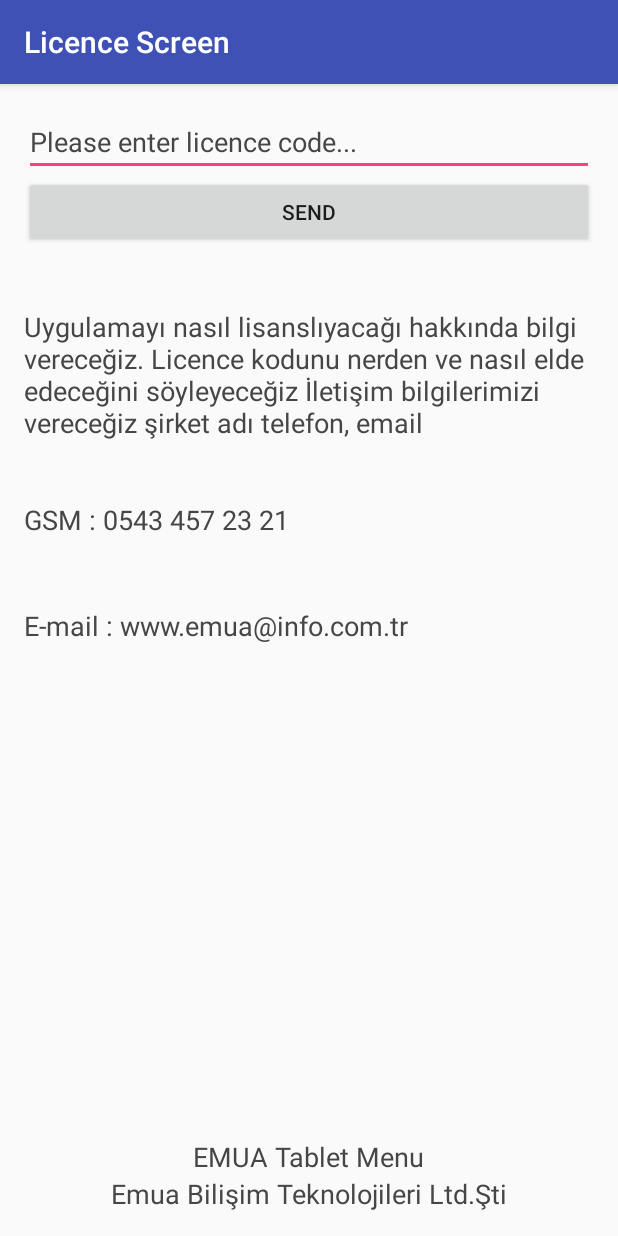
After one commit to erdembingol/EMUA, an Android app: the LicenceScreen screen opened directly, with no data from a screen before it, on a phone screen of 412 x 824 dp. The commit adds this screen. Run offline under Robolectric (Android 15) with nearby library versions, the phone set to English and light mode, and no system bars.

Commit message:
Emua Project
Licence Screen projeye dahil edildi.

```diff
--- /dev/null
+++ b/app/src/main/java/com/evrekaguys/myapplication/LicenceScreen.java
@@ -0,0 +1,145 @@
+package com.evrekaguys.myapplication;
+
+import android.content.Context;
+import android.content.DialogInterface;
+import android.content.Intent;
+import android.net.wifi.WifiInfo;
+import android.net.wifi.WifiManager;
+import android.os.AsyncTask;
+import android.support.v7.app.AlertDialog;
+import android.support.v7.app.AppCompatActivity;
+import android.os.Bundle;
+import android.view.View;
+import android.widget.Button;
+import android.widget.EditText;
+import android.widget.TextView;
+
+import com.evrekaguys.services.MenuServices;
+import com.evrekaguys.services.MenuServicesImpl;
+
+import org.ksoap2.SoapEnvelope;
+import org.ksoap2.serialization.PropertyInfo;
+import org.ksoap2.serialization.SoapObject;
+import org.ksoap2.serialization.SoapPrimitive;
+import org.ksoap2.serialization.SoapSerializationEnvelope;
+import org.ksoap2.transport.HttpTransportSE;
+
+import java.io.FileNotFoundException;
+import java.io.FileOutputStream;
+import java.io.IOException;
+
+public class LicenceScreen extends AppCompatActivity {
+
+    private final String NAMESPACE = "http://tempuri.org/";
+    private final String METHOD_NAME = "SelectLicenceCode";
+    private final String SOAP_ACTION = "http://tempuri.org/SelectLicenceCode";
+    private final String URL = "http://demo.avnibabaoglu.com/EmuaService.asmx";
+
+    private static String licenceCode = "";
+    private static String mac = "";
+    private static boolean isLicenced;
+    private MenuServices menuServices = new MenuServicesImpl();
+
+    Button b;
+    EditText et;
+
+    TextView tw;//////////////////////////////////
+
+    @Override
+    protected void onCreate(Bundle savedInstanceState) {
+        super.onCreate(savedInstanceState);
+        setContentView(R.layout.activity_licence_screen);
+
+        et = (EditText) findViewById(R.id.licence_code);
+        b = (Button) findViewById(R.id.send);
+
+        b.setOnClickListener(new View.OnClickListener() {
+            public void onClick(View v) {
+                if (et.getText().length() != 0 && et.getText().toString() != "") {
+                    licenceCode = et.getText().toString();
+
+                    AsyncCallWS task = new AsyncCallWS();
+                    task.execute();
+                } else {
+                    AlertDialog.Builder dialog = new AlertDialog.Builder(LicenceScreen.this);
+                    dialog.setMessage("Please enter Licence Code...")
+                            .setCancelable(false)
+                            .setPositiveButton("OK", new DialogInterface.OnClickListener() {
+                                @Override
+                                public void onClick(DialogInterface dialog, int which) {
+                                    dialog.cancel();
+                                }
+                            });
+                    AlertDialog alert = dialog.create();
+                    alert.setTitle("Warning !!!");
+                    alert.show();
+                }
+            }
+        });
+    }
+
+    private class AsyncCallWS extends AsyncTask<String, Void, Void> {
+        @Override
+        protected Void doInBackground(String... params) {
+            isLicenced = menuServices.checkLicenceCode(getApplicationContext(),licenceCode);
+            //isLicenced = true;
+            return null;
+        }
+
+        @Override
+        protected void onPostExecute(Void result) {
+            if (isLicenced) {
+                saveLicenceCode(new View(LicenceScreen.this));
+
+                AlertDialog.Builder dialog = new AlertDialog.Builder(LicenceScreen.this);
+                dialog.setMessage("Licence is activated ...")
+                        .setCancelable(false)
+                        .setPositiveButton("OK", new DialogInterface.OnClickListener() {
+                            @Override
+                            public void onClick(DialogInterface dialog, int which) {
+                                Intent intent = new Intent(LicenceScreen.this, MainActivity.class);
+                                tw = (TextView) findViewById(R.id.textView3);
+                                tw.setText(mac + " # " + licenceCode);
+                                startActivity(intent);
+                            }
+                        });
+                AlertDialog alert = dialog.create();
+                alert.setTitle("Info !!!");
+                alert.show();
+            } else {
+                AlertDialog.Builder dialog = new AlertDialog.Builder(LicenceScreen.this);
+                dialog.setMessage("Licence Code is invalid ...")
+                        .setCancelable(false)
+                        .setPositiveButton("OK", new DialogInterface.OnClickListener() {
+                            @Override
+                            public void onClick(DialogInterface dialog, int which) {
+                                dialog.cancel();
+                            }
+                        });
+                AlertDialog alert = dialog.create();
+                alert.setTitle("Warning !!!");
+                alert.show();
+            }
+        }
+
+        @Override
+        protected void onPreExecute() {}
+
+        @Override
+        protected void onProgressUpdate(Void... values) {}
+
+    }
+
+    private void saveLicenceCode(View v) {
+        try {
+            FileOutputStream outputStream = openFileOutput("licence.txt", Context.MODE_PRIVATE);
+            outputStream.write(licenceCode.getBytes());
+            outputStream.close();
+        } catch (FileNotFoundException e) {
+            e.printStackTrace();
+        } catch (IOException e) {
+            e.printStackTrace();
+        }
+    }
+
+}
--- a/app/src/main/java/com/evrekaguys/services/MenuServices.java
+++ b/app/src/main/java/com/evrekaguys/services/MenuServices.java
@@ -18,4 +18,5 @@ public interface MenuServices {
     public List<Product> getProductListFromDB(Context c);
     public Company getCompany(Context c);
     public Company getCompanyFromDB(Context c);
+    public boolean checkLicenceCode(Context c, String licenceCode);
 }
--- a/app/src/main/java/com/evrekaguys/services/WebServiceConstants.java
+++ b/app/src/main/java/com/evrekaguys/services/WebServiceConstants.java
@@ -9,8 +9,10 @@ public class WebServiceConstants {
     public static final String METHOD_NAME_GET_CATEGORY = "SelectCategory";
     public static final String METHOD_NAME_GET_PRODUCT = "SelectProduct";
     public static final String METHOD_NAME_GET_COMPANY = "SelectCompany";
+    public static final String METHOD_NAME_CHECK_LICENCE_CODE = "SelectLicenceCode";
     public static final String SOAP_ACTION_GET_CATEGORY = "http://tempuri.org/SelectCategory";
     public static final String SOAP_ACTION_GET_PRODUCT = "http://tempuri.org/SelectProduct";
     public static final String SOAP_ACTION_GET_COMPANY = "http://tempuri.org/SelectCompany";
+    public static final String SOAP_ACTION_CHECK_LICENCE_CODE = "http://tempuri.org/SelectLicenceCode";
     public static final String SERVICE_LINK = "http://demo.avnibabaoglu.com/";
 }
--- /dev/null
+++ b/app/src/main/res/layout/activity_licence_screen.xml
@@ -0,0 +1,92 @@
+<?xml version="1.0" encoding="utf-8"?>
+
+<RelativeLayout xmlns:android="http://schemas.android.com/apk/res/android"
+xmlns:tools="http://schemas.android.com/tools"
+android:layout_width="match_parent"
+android:layout_height="match_parent"
+android:paddingBottom="@dimen/activity_vertical_margin"
+android:paddingLeft="@dimen/activity_horizontal_margin"
+android:paddingRight="@dimen/activity_horizontal_margin"
+android:paddingTop="@dimen/activity_vertical_margin"
+tools:context="com.evrekaguys.myapplication.LicenceScreen">
+
+<Button
+    android:layout_width="fill_parent"
+    android:layout_height="wrap_content"
+    android:text="SEND"
+    android:id="@+id/send"
+    android:layout_below="@+id/licence_code"
+    android:layout_alignParentLeft="true"
+    android:layout_alignParentStart="true" />
+
+<EditText
+    android:layout_width="wrap_content"
+    android:layout_height="wrap_content"
+    android:id="@+id/licence_code"
+    android:text="Please enter licence code..."
+    android:layout_alignParentTop="true"
+    android:layout_alignParentLeft="true"
+    android:layout_alignParentStart="true"
+    android:layout_alignParentRight="true"
+    android:layout_alignParentEnd="true"
+    android:textColor="#464646" />
+
+<TextView
+    android:layout_width="wrap_content"
+    android:layout_height="wrap_content"
+    android:textAppearance="?android:attr/textAppearanceMedium"
+    android:text="Uygulamayı nasıl lisanslıyacağı hakkında bilgi vereceğiz. Licence kodunu nerden ve nasıl elde edeceğini söyleyeceğiz İletişim bilgilerimizi vereceğiz şirket adı telefon, email"
+    android:id="@+id/textView2"
+    android:layout_below="@+id/send"
+    android:layout_alignParentLeft="true"
+    android:layout_alignParentStart="true"
+    android:layout_marginTop="40dp"
+    android:layout_alignParentRight="true"
+    android:layout_alignParentEnd="true"
+    android:textColor="#464646" />
+
+<TextView
+    android:layout_width="wrap_content"
+    android:layout_height="wrap_content"
+    android:textAppearance="?android:attr/textAppearanceMedium"
+    android:text="EMUA Tablet Menu"
+    android:id="@+id/textView4"
+    android:layout_above="@+id/textView6"
+    android:layout_centerHorizontal="true"
+    android:textColor="#464646" />
+
+<TextView
+    android:layout_width="wrap_content"
+    android:layout_height="wrap_content"
+    android:textAppearance="?android:attr/textAppearanceMedium"
+    android:text="GSM : 0543 457 23 21"
+    android:id="@+id/textView3"
+    android:layout_marginTop="40dp"
+    android:layout_below="@+id/textView2"
+    android:layout_alignParentLeft="true"
+    android:layout_alignParentStart="true"
+    android:textColor="#464646" />
+
+<TextView
+    android:layout_width="wrap_content"
+    android:layout_height="wrap_content"
+    android:textAppearance="?android:attr/textAppearanceMedium"
+    android:text="E-mail : www.emua@info.com.tr"
+    android:id="@+id/textView5"
+    android:layout_below="@+id/textView3"
+    android:layout_alignParentLeft="true"
+    android:layout_alignParentStart="true"
+    android:layout_marginTop="46dp"
+    android:textColor="#464646" />
+
+<TextView
+    android:layout_width="wrap_content"
+    android:layout_height="wrap_content"
+    android:textAppearance="?android:attr/textAppearanceMedium"
+    android:text="Emua Bilişim Teknolojileri Ltd.Şti"
+    android:id="@+id/textView6"
+    android:layout_alignParentBottom="true"
+    android:layout_centerHorizontal="true"
+    android:textColor="#464646" />
+
+</RelativeLayout>
```
Also changed, not shown: app/src/main/AndroidManifest.xml (+14 -15 lines), app/src/main/java/com/evrekaguys/myapplication/StartActivity.java (+18 -3 lines), app/src/main/java/com/evrekaguys/services/MenuServicesImpl.java (+26 -1 lines).
